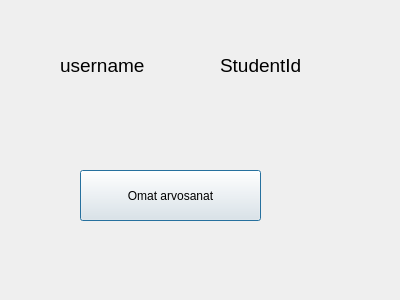
Old version of the form bankautomat/studentmain.ui in the repository HHuotari/group_example_testi.
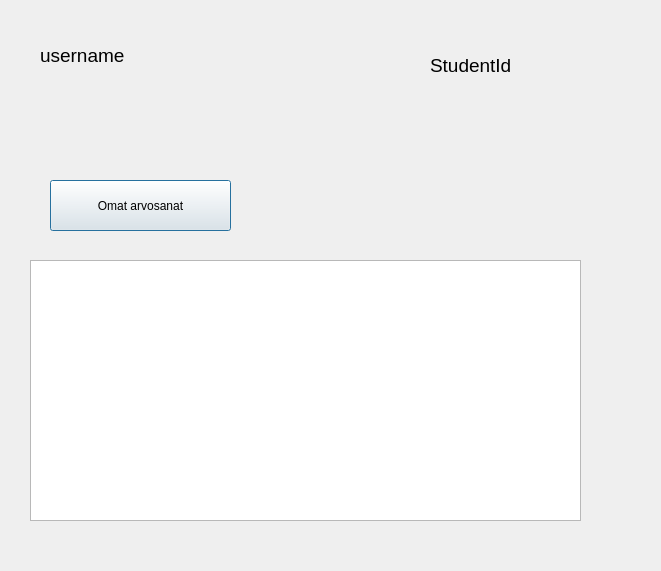
New version of the form.

```diff
--- a/bankautomat/studentmain.ui
+++ b/bankautomat/studentmain.ui
@@ -6,8 +6,8 @@
    <rect>
     <x>0</x>
     <y>0</y>
-    <width>400</width>
-    <height>300</height>
+    <width>661</width>
+    <height>571</height>
    </rect>
   </property>
   <property name="windowTitle">
@@ -16,9 +16,9 @@
   <widget class="QLabel" name="labelUsername">
    <property name="geometry">
     <rect>
-     <x>60</x>
-     <y>50</y>
-     <width>100</width>
+     <x>40</x>
+     <y>40</y>
+     <width>211</width>
      <height>30</height>
     </rect>
    </property>
@@ -34,9 +34,9 @@
   <widget class="QLabel" name="labelStudentId">
    <property name="geometry">
     <rect>
-     <x>220</x>
+     <x>430</x>
      <y>50</y>
-     <width>100</width>
+     <width>171</width>
      <height>30</height>
     </rect>
    </property>
@@ -52,8 +52,8 @@
   <widget class="QPushButton" name="btnShowGrades">
    <property name="geometry">
     <rect>
-     <x>80</x>
-     <y>170</y>
+     <x>50</x>
+     <y>180</y>
      <width>181</width>
      <height>51</height>
     </rect>
@@ -62,6 +62,21 @@
     <string>Omat arvosanat</string>
    </property>
   </widget>
+  <widget class="QTextEdit" name="textGrades">
+   <property name="geometry">
+    <rect>
+     <x>30</x>
+     <y>260</y>
+     <width>551</width>
+     <height>261</height>
+    </rect>
+   </property>
+   <property name="font">
+    <font>
+     <pointsize>14</pointsize>
+    </font>
+   </property>
+  </widget>
  </widget>
  <resources/>
  <connections/>
```
